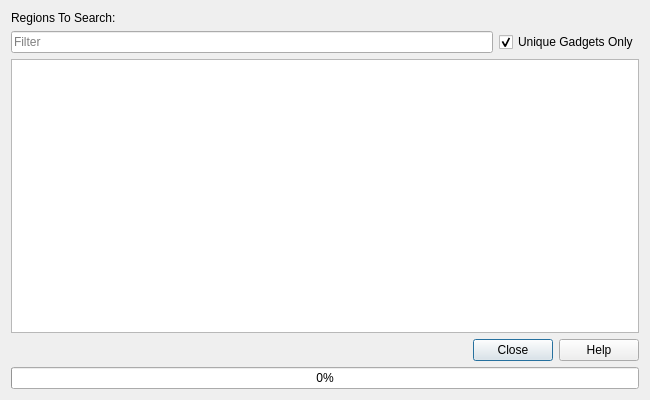
First picture: the form in plugins/ROPTool/DialogROPTool.ui, repository eteran/edb-debugger, before the edit.
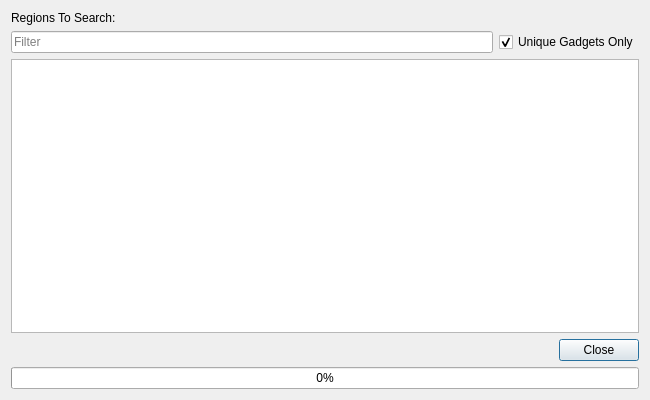
Second picture: the form after the edit.

Commit message: chopped all of the disabled help buttons. They've been disabled since the very first release and frankly **if** edb ever has a comprehensive help system it is most likely to take the form of Wiki.

```diff
--- a/plugins/ROPTool/DialogROPTool.ui
+++ b/plugins/ROPTool/DialogROPTool.ui
@@ -79,7 +79,7 @@
    <item>
     <widget class="QDialogButtonBox" name="buttonBox">
      <property name="standardButtons">
-      <set>QDialogButtonBox::Close|QDialogButtonBox::Help</set>
+      <set>QDialogButtonBox::Close</set>
      </property>
     </widget>
    </item>
```
The commit also changes 18 other files.
